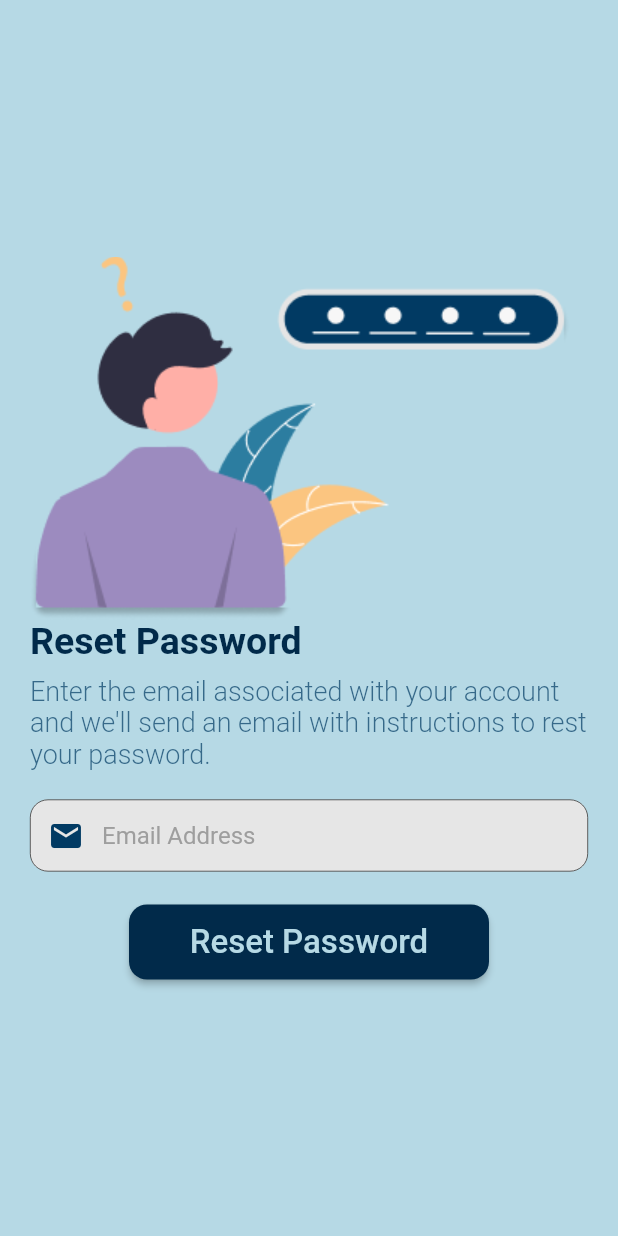
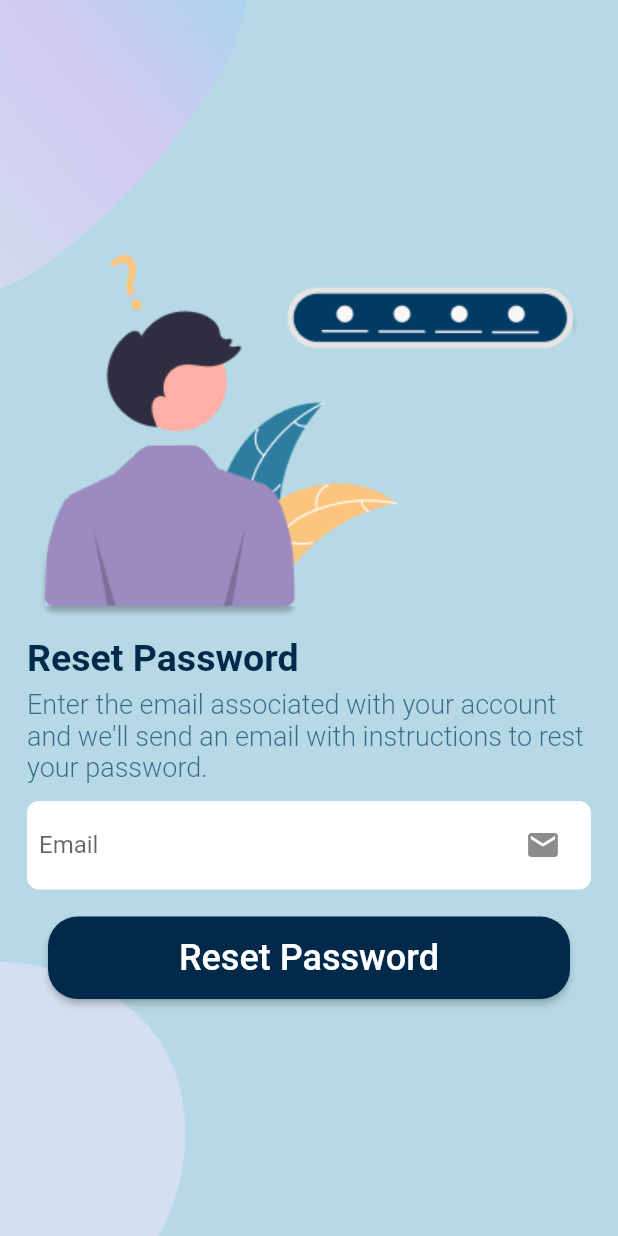
Before and after one commit to SumayaSiddique/CSE327-Group02-Meal_Sharer, a Flutter app: the ForgetPasswordScreen screen opened directly, on a phone screen of 412 x 824 dp. Run offline on Flutter 3.47's test engine with Material 2 defaults, Android fonts, the phone set to English and light mode, and no system bars; our stand-ins replace flutter_svg, font_awesome_flutter, get, lottie; Roboto replaces fonts that are missing (SF Pro Rounded).

Commit message:
Update forget_password_screen.dart

```diff
--- a/meal_sharer/lib/Screens/Forgot password/forget_password_screen.dart
+++ b/meal_sharer/lib/Screens/Forgot password/forget_password_screen.dart
@@ -1,4 +1,5 @@
 import 'package:flutter/material.dart';
+import 'package:meal_sharer/Screens/Welcome/components/welcome_background.dart';
 import 'package:meal_sharer/constants.dart';
 
 class ForgetPasswordScreen extends StatelessWidget {
@@ -9,16 +10,25 @@ class ForgetPasswordScreen extends StatelessWidget {
   @override
   Widget build(BuildContext context) {
     return Scaffold(
-      body: SafeArea(
-        child: Padding(
-          padding: const EdgeInsets.symmetric(horizontal: 20.0),
+      body: WelcomeBackground(
+        child: Center(
+          child: SingleChildScrollView(
             child: Column(
+              children: [
+                const SizedBox(
+                  height: 12,
+                ),
+                Image.asset("assets/images/forgot_password.png"),
+                const SizedBox(
+                  height: 12,
+                ),
+                Padding(
+                  padding: const EdgeInsets.symmetric(horizontal: 18.0),
+                  child: Column(
+                    mainAxisAlignment: MainAxisAlignment.start,
                     crossAxisAlignment: CrossAxisAlignment.start,
-            mainAxisAlignment: MainAxisAlignment.center,
-            children: [
-              const Spacer(),
-              Image.asset("assets/images/forgot_password.png"),
-              const Text(
+                    children: const [
+                      Text(
                         "Reset Password",
                         style: TextStyle(
                           fontSize: 25,
@@ -27,8 +37,10 @@ class ForgetPasswordScreen extends StatelessWidget {
                           fontWeight: FontWeight.w700,
                         ),
                       ),
-              const SizedBox(height: 8),
-              const Opacity(
+                      SizedBox(
+                        height: 6,
+                      ),
+                      Opacity(
                         opacity: 0.7,
                         child: Text(
                           "Enter the email associated with your account and we'll send an email with instructions to rest your password.",
@@ -40,83 +52,69 @@ class ForgetPasswordScreen extends StatelessWidget {
                           ),
                         ),
                       ),
-              // SizedBox(height: 24),
-              const SizedBox(height: 20),
-              SizedBox(
-                height: 70,
-                child: TextFormField(
-                  decoration: const InputDecoration(
-                    hintText: "Email Address",
-                    hintStyle: TextStyle(
-                      color: Colors.grey,
-                    ),
-                    contentPadding: EdgeInsets.symmetric(
-                      horizontal: 20.0,
-                      vertical: 4,
-                    ),
-                    fillColor: sTextColor2,
-                    filled: true,
-                    prefixIcon: Icon(
-                      Icons.mail,
-                      color: sTextColor,
-                    ),
-                    border: OutlineInputBorder(
-                      borderSide: BorderSide(
-                        width: 0.4,
-                      ),
-                      borderRadius: BorderRadius.all(
-                        Radius.circular(12),
+                    ],
                   ),
                 ),
-                    enabledBorder: OutlineInputBorder(
-                      borderSide: BorderSide(
-                        width: 0.4,
+                const SizedBox(
+                  height: 12,
                 ),
-                      borderRadius: BorderRadius.all(
-                        Radius.circular(12),
+                Padding(
+                  padding: const EdgeInsets.symmetric(horizontal: 18.0),
+                  child: Container(
+                    decoration: BoxDecoration(
+                      color: Colors.white,
+                      borderRadius: BorderRadius.circular(8),
+                    ),
+                    child: Padding(
+                      padding: const EdgeInsets.symmetric(horizontal: 8.0),
+                      child: TextField(
+                        decoration: const InputDecoration(
+                          border: InputBorder.none,
+                          labelText: "Email",
+                          suffixIcon: Icon(
+                            Icons.mail,
                           ),
                         ),
-                    focusedBorder: OutlineInputBorder(
-                      borderSide: BorderSide(
-                        width: 0.4,
-                      ),
-                      borderRadius: BorderRadius.all(
-                        Radius.circular(12),
+                        onChanged: (value) {
+                          // email = value;
+                        },
                       ),
                     ),
                   ),
                 ),
+                const SizedBox(
+                  height: 18,
                 ),
-              Center(
+                Padding(
+                  padding: const EdgeInsets.symmetric(horizontal: 32.0),
                   child: SizedBox(
-                  height: 50,
-                  width: 240,
+                    width: double.infinity,
+                    height: 55,
                     child: ElevatedButton(
                       style: ElevatedButton.styleFrom(
                         primary: sPrimaryColor,
                         shape: const RoundedRectangleBorder(
                           borderRadius: BorderRadius.all(
-                          Radius.circular(12.0),
+                            Radius.circular(20.0),
                           ),
                         ),
                       ),
                       onPressed: () {
-                      // Get.to(() => const LogInScreen());
+                        // Get.to(() => const HomeScreen());
                       },
                       child: const Text(
                         'Reset Password',
-                      textAlign: TextAlign.center,
                         style: TextStyle(
-                        color: sBackgroundColor,
-                        fontSize: 22,
+                          color: Colors.white,
+                          fontSize: 24,
                           fontFamily: 'SF Pro Rounded',
                         ),
                       ),
                     ),
                   ),
                 ),
-              const Spacer(),
               ],
+            ),
           ),
         ),
       ),
```
Lines whose indentation alone changed are shown as unchanged.
